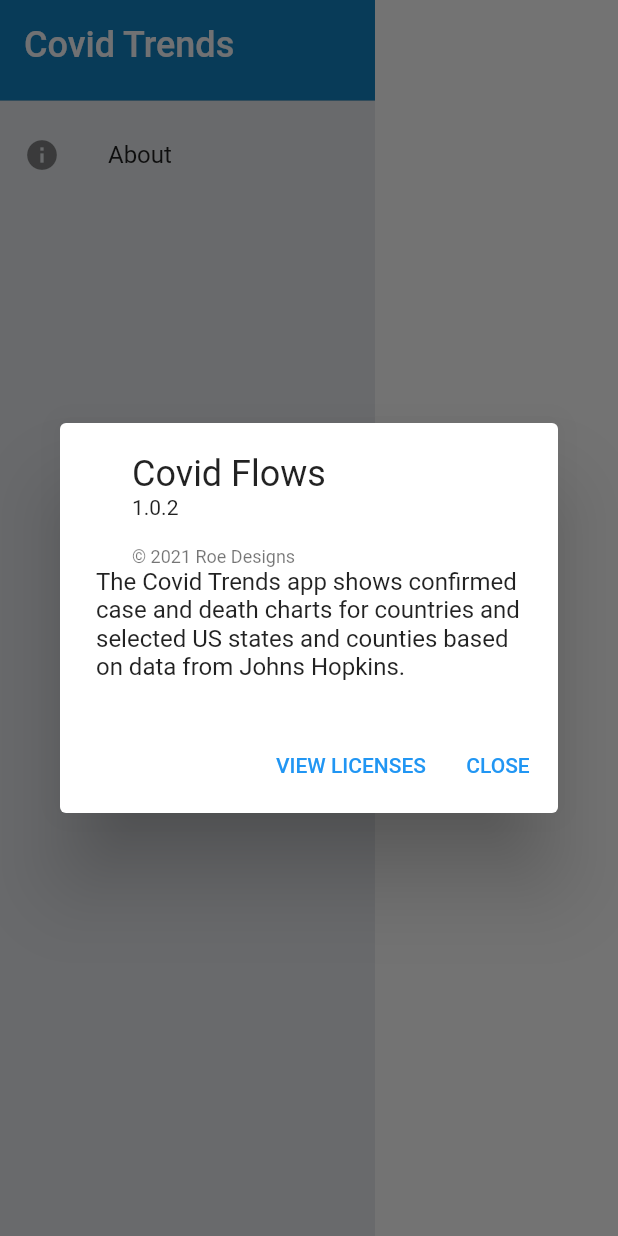
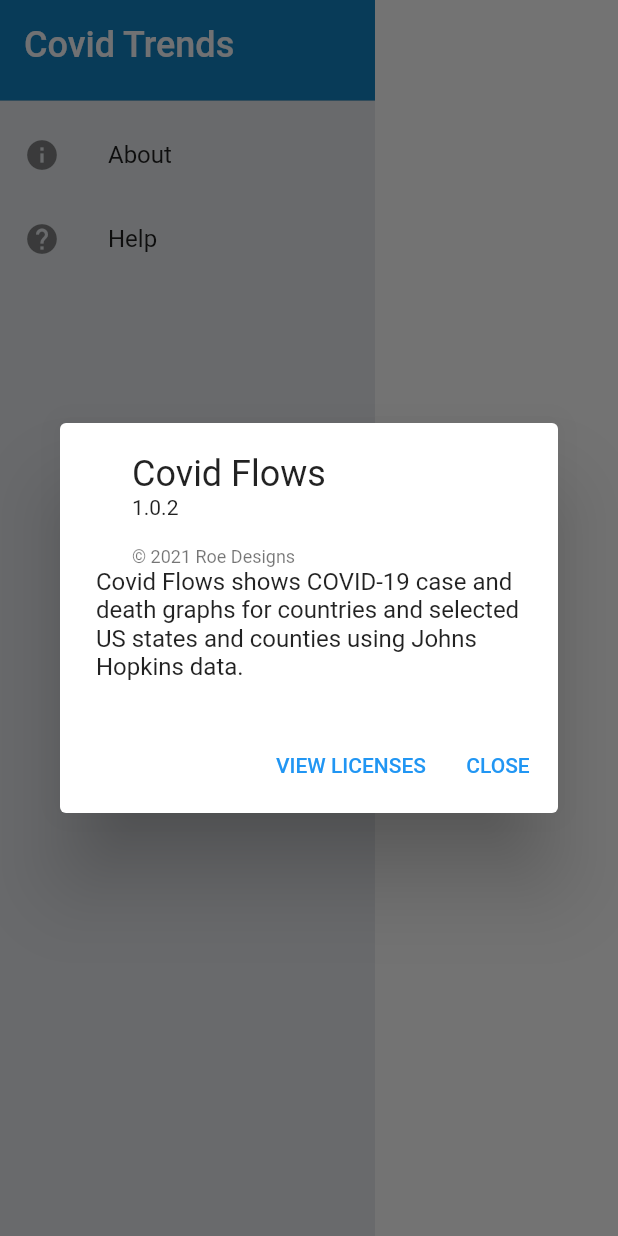
Before and after one commit to steveroe317/covid_trends, a Flutter app: the CovidTrendsNavigationSidebar widget shown alone on an empty page, opened directly, after a tap on "About", on a phone screen of 412 x 824 dp. Run offline on Flutter 3.47's test engine with Material 2 defaults, Android fonts, the phone set to English and light mode, and no system bars; our stand-ins replace charts_flutter, cloud_firestore, firebase_auth, firebase_core, hex, share_plus and 1 more; accounts and stored records are empty; network calls fail.

Commit message:
Add navbar link to help web page.
Edit about box text.

```diff
--- a/lib/widgets/navigation_sidebar.dart
+++ b/lib/widgets/navigation_sidebar.dart
@@ -1,6 +1,7 @@
 import 'package:covid_trends/theme/size_scale.dart';
 import 'package:flutter/material.dart';
 import 'package:provider/provider.dart';
+import 'package:url_launcher/url_launcher.dart';
 
 import '../theme/palette_colors.dart';
 import 'ui_parameters.dart';
@@ -39,11 +40,24 @@ class CovidTrendsNavigationSidebar extends StatelessWidget {
                 applicationVersion: '1.0.2',
                 applicationLegalese: '© 2021 Roe Designs',
                 aboutBoxChildren: [
-                  Text('The Covid Trends app shows confirmed case and death '
-                      'charts for countries and selected US states and counties '
-                      'based on data from Johns Hopkins.'),
+                  Text('Covid Flows shows COVID-19 case and death graphs '
+                      'for countries and selected US states and counties '
+                      'using Johns Hopkins data.'),
                 ],
               ),
+              ListTile(
+                leading: Icon(Icons.help),
+                title: Text('Help'),
+                onTap: () {
+                  _launchURL('https://www.roedesigns.com/covid-flows');
+                },
+              )
             ])));
   }
+
+  void _launchURL(String urlString) async {
+    if (await canLaunch(urlString)) {
+      await launch(urlString);
+    }
+  }
 }
--- a/pubspec.yaml
+++ b/pubspec.yaml
@@ -40,6 +40,7 @@ dependencies:
   provider: ^6.0.0
   share_plus: ^2.1.4
   sqflite: ^2.0.0+3
+  url_launcher: ^6.0.10
 
 
   # The following adds the Cupertino Icons font to your application.
```
Also changed, not shown: pubspec.lock.
